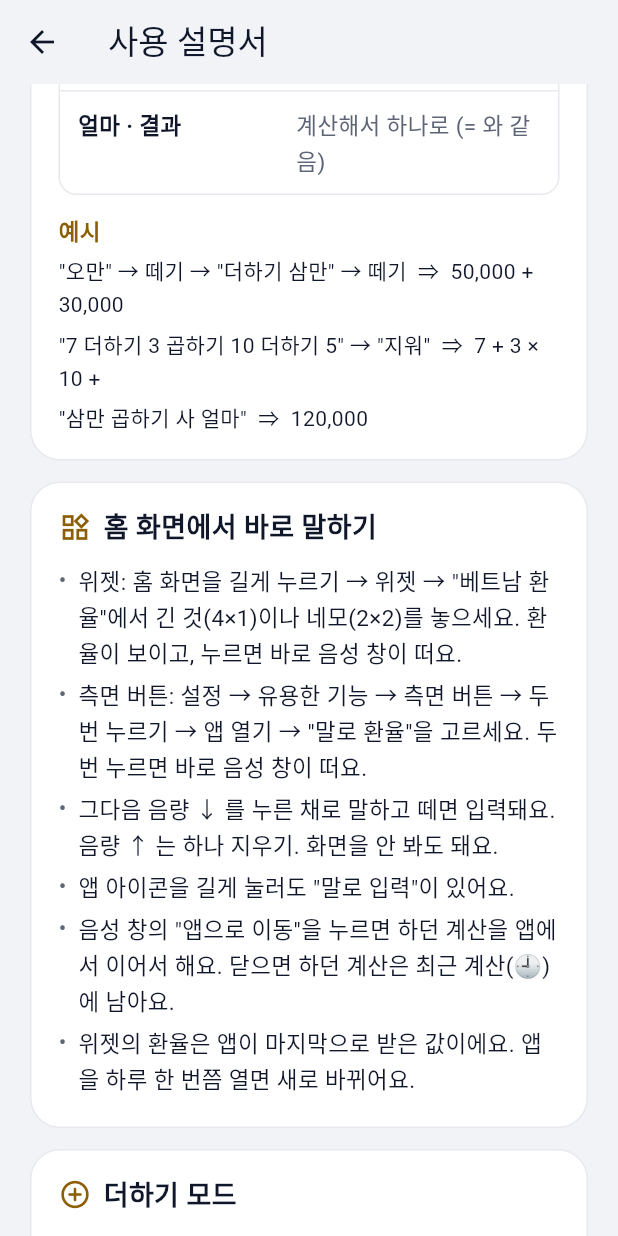
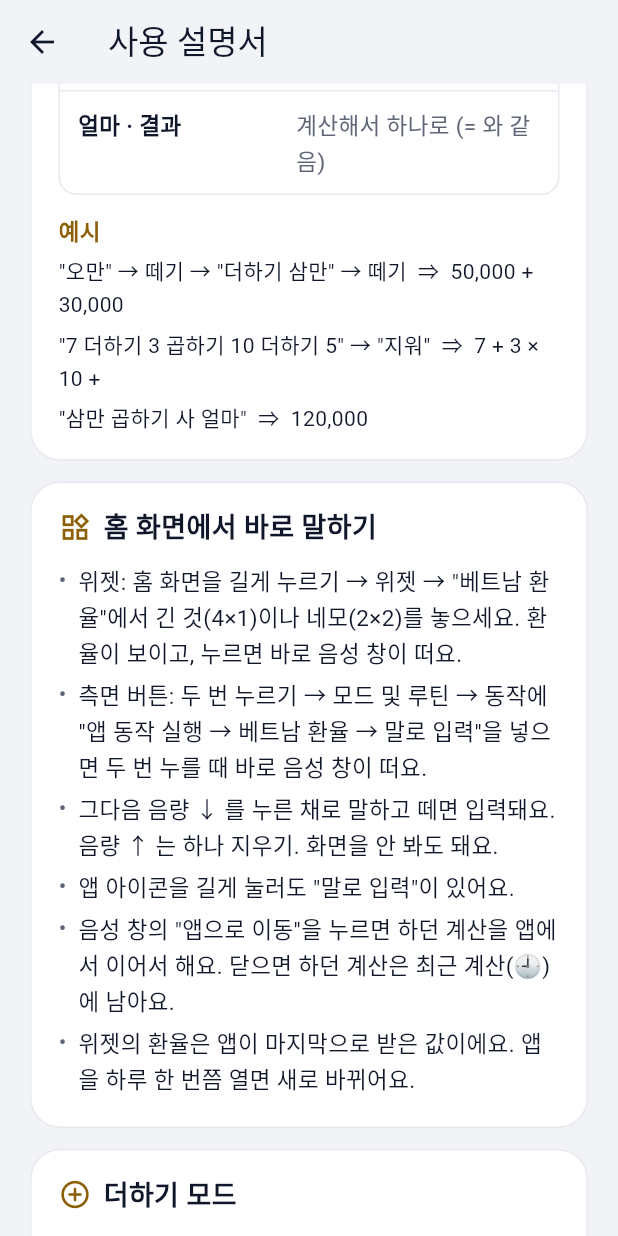
Before and after one commit to hee6635/Currency, a Flutter app: the GuidePage screen opened directly, scrolled down 1728 dp, on a phone screen of 412 x 824 dp. Run offline on Flutter 3.47's test engine with Material 3 defaults, Android fonts, the phone set to English and light mode, and no system bars; our stand-ins replace share_plus, shared_preferences, speech_to_text; accounts and stored records are empty; network calls fail.

Commit message:
Drop the separate '말로 환율' launcher icon
Galaxy's side-key app list shows one entry per app, so the extra icon
didn't help there. The side key can run the '말로 입력' app shortcut via
Modes and Routines instead; guide updated.

Co-Authored-By: Claude Opus 5.5 <noreply@anthropic.com>
Claude-Session: https://claude.ai/code/session_01BF3QGQfAiwtZXxjRey9N4Z

```diff
--- a/flutter_app/lib/ui/guide_page.dart
+++ b/flutter_app/lib/ui/guide_page.dart
@@ -107,7 +107,7 @@ class _GuidePageState extends State<GuidePage> {
               title: '홈 화면에서 바로 말하기',
               lines: [
                 '위젯: 홈 화면을 길게 누르기 → 위젯 → "베트남 환율"에서 긴 것(4×1)이나 네모(2×2)를 놓으세요. 환율이 보이고, 누르면 바로 음성 창이 떠요.',
-                '측면 버튼: 설정 → 유용한 기능 → 측면 버튼 → 두 번 누르기 → 앱 열기 → "말로 환율"을 고르세요. 두 번 누르면 바로 음성 창이 떠요.',
+                '측면 버튼: 두 번 누르기 → 모드 및 루틴 → 동작에 "앱 동작 실행 → 베트남 환율 → 말로 입력"을 넣으면 두 번 누를 때 바로 음성 창이 떠요.',
                 '그다음 음량 ↓ 를 누른 채로 말하고 떼면 입력돼요. 음량 ↑ 는 하나 지우기. 화면을 안 봐도 돼요.',
                 '앱 아이콘을 길게 눌러도 "말로 입력"이 있어요.',
                 '음성 창의 "앱으로 이동"을 누르면 하던 계산을 앱에서 이어서 해요. 닫으면 하던 계산은 최근 계산(🕘)에 남아요.',
--- a/flutter_app/lib/ui/voice_popup.dart
+++ b/flutter_app/lib/ui/voice_popup.dart
@@ -19,7 +19,7 @@ class VoicePopupApp extends StatelessWidget {
     return AppScope(
       state: state,
       child: MaterialApp(
-        title: '말로 환율',
+        title: '말로 입력',
         debugShowCheckedModeBanner: false,
         theme: clear(Brightness.light),
         darkTheme: clear(Brightness.dark),
```
Also changed, not shown: 4 other files.
